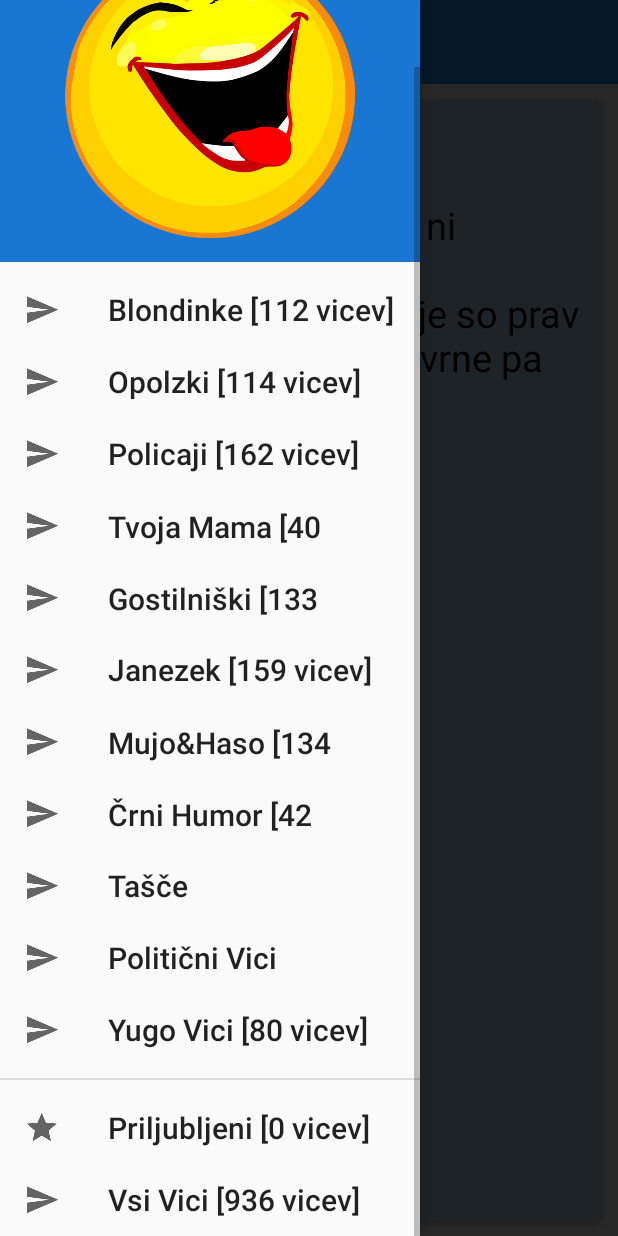
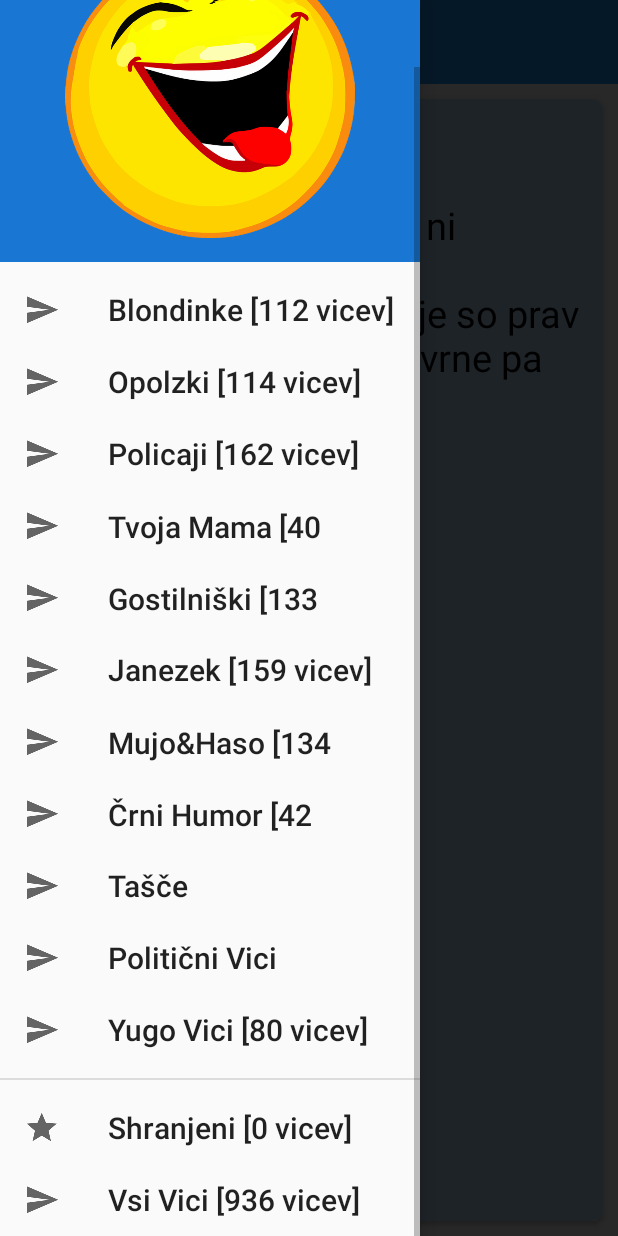
Before and after one commit to k00na/Shalomat4, an Android app: the screen it shows after launch (MainActivity), scrolled down 47 dp, on a phone screen of 412 x 824 dp. Run offline under Robolectric (Android 15) with nearby library versions, the phone set to English and light mode, and no system bars.

Commit message:
Icons changed... now i will go and create a method for removing items from saved jokes array

```diff
--- a/app/src/main/java/com/example/k00na_/shalomat4/Activities/JokeContentActivity.java
+++ b/app/src/main/java/com/example/k00na_/shalomat4/Activities/JokeContentActivity.java
@@ -9,7 +9,6 @@ import android.support.v4.view.ViewPager;
 import android.support.v7.app.AppCompatActivity;
 import android.support.v7.widget.Toolbar;
 import android.view.Menu;
-import android.view.MenuItem;
 import android.view.View;
 import android.widget.TextView;
 
@@ -156,7 +155,7 @@ public class JokeContentActivity extends AppCompatActivity {
                 fileName = JSONSerializer.YUGO_FILENAME;
                 break;
             }
-            case(R.id.priljubljeni_navigation):{
+            case(R.id.shranjeni_navigation):{
                 fileName = JSONSerializer.PRILJUBLJENI_FILENAME;
                 break;
             }
--- a/app/src/main/java/com/example/k00na_/shalomat4/Adapters/ListOfJokesAdapter.java
+++ b/app/src/main/java/com/example/k00na_/shalomat4/Adapters/ListOfJokesAdapter.java
@@ -60,7 +60,7 @@ public class ListOfJokesAdapter extends RecyclerView.Adapter<HolderThingy> {
     public void onBindViewHolder(HolderThingy holderThingy, final int position) {
 
 
-        if(mCurrentCategoryNum == R.id.priljubljeni_navigation){
+        if(mCurrentCategoryNum == R.id.shranjeni_navigation){
             holderThingy.favoritedIcon.setVisibility(View.INVISIBLE);
             holderThingy.categoryTitle.setVisibility(View.VISIBLE);
         } else if (mCurrentCategoryNum == R.id.nakljucni_navigation){
@@ -74,10 +74,10 @@ public class ListOfJokesAdapter extends RecyclerView.Adapter<HolderThingy> {
 
 
         if(mJokeArrayList.get(position).isFavorited() == true) {
-            holderThingy.favoritedIcon.setImageResource(R.drawable.ic_favorite_black_48dp);
+            holderThingy.favoritedIcon.setImageResource(R.drawable.ic_star_black_48dp);
             Log.i("check1", "Is " + position + " favorited? A:" + mJokeArrayList.get(position).isFavorited());
         } else{
-            holderThingy.favoritedIcon.setImageResource(R.drawable.ic_favorite_border_black_48dp);
+            holderThingy.favoritedIcon.setImageResource(R.drawable.ic_star_border_black_48dp);
         }
 
         String shrunkenJokePreview = shrinkText(mJokeArrayList.get(position).getJokeContent());
@@ -218,7 +218,7 @@ public class ListOfJokesAdapter extends RecyclerView.Adapter<HolderThingy> {
                 break;
             }
 
-            case(R.id.priljubljeni_navigation):{
+            case(R.id.shranjeni_navigation):{
                fileName = JSONSerializer.PRILJUBLJENI_FILENAME;
                 break;
             }
--- a/app/src/main/java/com/example/k00na_/shalomat4/MainActivity.java
+++ b/app/src/main/java/com/example/k00na_/shalomat4/MainActivity.java
@@ -18,14 +18,12 @@ import android.widget.Toast;
 
 import com.example.k00na_.shalomat4.Fragments.ListOfJokesFragment;
 import com.example.k00na_.shalomat4.Model.GlobalState;
-import com.example.k00na_.shalomat4.Model.Joke;
 import com.example.k00na_.shalomat4.Util.CreateFilesForCategories;
 import com.example.k00na_.shalomat4.Util.JSONSerializer;
 
 import org.json.JSONException;
 
 import java.io.IOException;
-import java.util.ArrayList;
 
 public class MainActivity extends AppCompatActivity {
 
@@ -152,7 +150,7 @@ public class MainActivity extends AppCompatActivity {
                         displayListOfJokes(R.id.janezek_navigation);
                         return true;
                     }
-                    case (R.id.priljubljeni_navigation): {
+                    case (R.id.shranjeni_navigation): {
                         JSONSerializer serializer = new JSONSerializer(getApplicationContext());
                         try {
                             if (serializer.loadCategory(JSONSerializer.PRILJUBLJENI_FILENAME).size() == 0)
@@ -160,7 +158,7 @@ public class MainActivity extends AppCompatActivity {
                             else {
                                 Toast.makeText(getApplicationContext(), "YOYO", Toast.LENGTH_LONG).show();
                                 mToolbar.setTitle(R.string.pribljubljeniNav);
-                                displayListOfJokes(R.id.priljubljeni_navigation);
+                                displayListOfJokes(R.id.shranjeni_navigation);
                             }
                         } catch (IOException e) {
                             e.printStackTrace();
@@ -334,6 +332,16 @@ public class MainActivity extends AppCompatActivity {
 
     }
 
+    @Override
+    protected void onResume() {
+        super.onResume();
 
 
+
+        try {
+            setupNumOfJokesForMenu();
+        } catch (IOException e) {
+            e.printStackTrace();
+        }
+    }
 }
--- a/app/src/main/java/com/example/k00na_/shalomat4/Util/JSONSerializer.java
+++ b/app/src/main/java/com/example/k00na_/shalomat4/Util/JSONSerializer.java
@@ -186,6 +186,8 @@ public class JSONSerializer {
 
     }
 
+
+
     public ArrayList<Joke> loadFavorites() throws IOException, JSONException{
 
         ArrayList<Joke> arrayList = new ArrayList<>();
--- a/app/src/main/res/menu/drawer_menu.xml
+++ b/app/src/main/res/menu/drawer_menu.xml
@@ -70,8 +70,8 @@
 
         <item
             android:icon="@drawable/ic_star_black_24dp"
-            android:id="@+id/priljubljeni_navigation"
-            android:title="@string/priljubljeniVici"
+            android:id="@+id/shranjeni_navigation"
+            android:title="@string/shranjeniVici"
             ></item>
 
         <item
--- a/app/src/main/res/values/strings.xml
+++ b/app/src/main/res/values/strings.xml
@@ -17,8 +17,8 @@
     <string name="drawerOpen">Drawer Opened</string>
     <string name="drawerClosed">Drawer Closed</string>
     <string name="title_activity_joke_content">JokeContentActivity</string>
-    <string name="priljubljeniVici">Priljubljeni</string>
-    <string name="pribljubljeniNav">Priljubljeni</string>
+    <string name="shranjeniVici">Shranjeni</string>
+    <string name="pribljubljeniNav">Shranjeni</string>
     <string name="nakljucniVici">Vsi Vici</string>
     <string name="opolzkeNav">Opolzki</string>
     <string name="title_activity_main2">Main2Activity</string>
```
Also changed, not shown: app/src/main/java/com/example/k00na_/shalomat4/Fragments/JokeContentFragment.java (+48 -3 lines), app/src/main/res/drawable-hdpi/ic_star_black_48dp.png (added), app/src/main/res/drawable-hdpi/ic_star_border_black_48dp.png (added), app/src/main/res/drawable-mdpi/ic_star_black_48dp.png (added), app/src/main/res/drawable-mdpi/ic_star_border_black_48dp.png (added), app/src/main/res/drawable-xhdpi/ic_star_black_48dp.png (added), app/src/main/res/drawable-xhdpi/ic_star_border_black_48dp.png (added), app/src/main/res/drawable-xxhdpi/ic_star_black_48dp.png (added), app/src/main/res/drawable-xxhdpi/ic_star_border_black_48dp.png (added), app/src/main/res/drawable-xxxhdpi/ic_star_black_48dp.png (added), app/src/main/res/drawable-xxxhdpi/ic_star_border_black_48dp.png (added).
